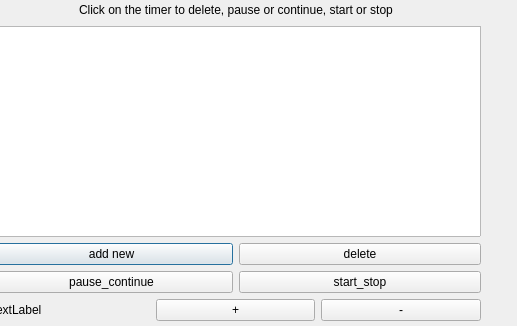
The window that Lab2/timerwindow.ui (MariKush/OOP) describes before a commit, drawn with Qt 5.
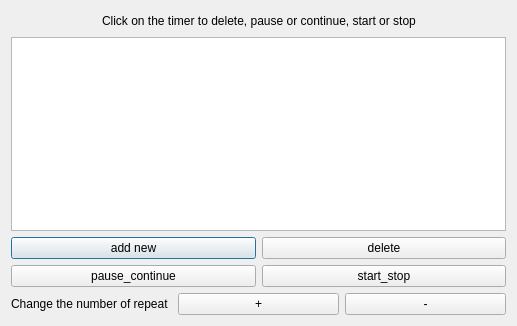
The same window after the commit.

Commit message: add some design and comments

```diff
--- a/Lab2/timerwindow.ui
+++ b/Lab2/timerwindow.ui
@@ -13,15 +13,6 @@
   <property name="windowTitle">
    <string>Dialog</string>
   </property>
-  <widget class="QWidget" name="">
-   <property name="geometry">
-    <rect>
-     <x>-10</x>
-     <y>0</y>
-     <width>491</width>
-     <height>321</height>
-    </rect>
-   </property>
    <layout class="QVBoxLayout" name="verticalLayout">
     <item>
      <layout class="QHBoxLayout" name="horizontalLayout">
@@ -104,7 +95,7 @@
       <item>
        <widget class="QLabel" name="label_2">
         <property name="text">
-         <string>TextLabel</string>
+        <string>Change the number of repeat</string>
         </property>
        </widget>
       </item>
@@ -125,7 +116,6 @@
      </layout>
     </item>
    </layout>
-  </widget>
  </widget>
  <resources/>
  <connections/>
```
Left out of the diff: 2 changed lines with no effect on the pictures. Lines whose indentation alone changed are shown as unchanged. The commit also changes 5 other files.
